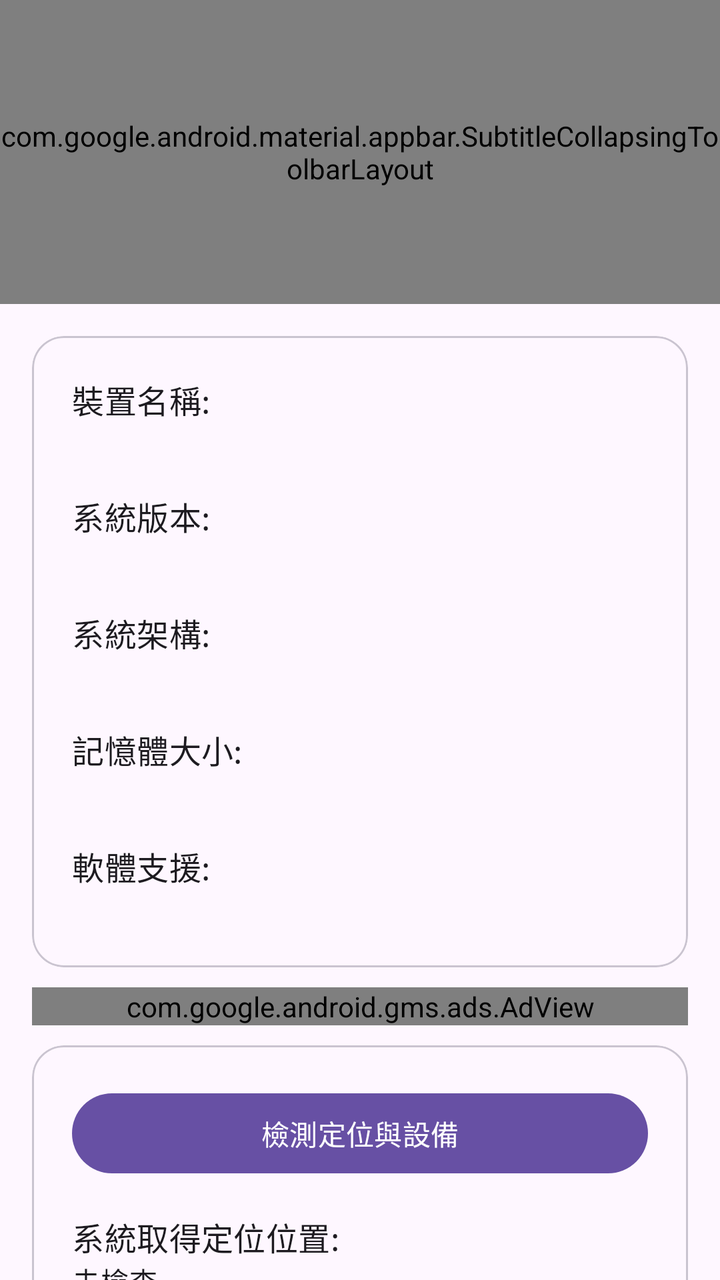
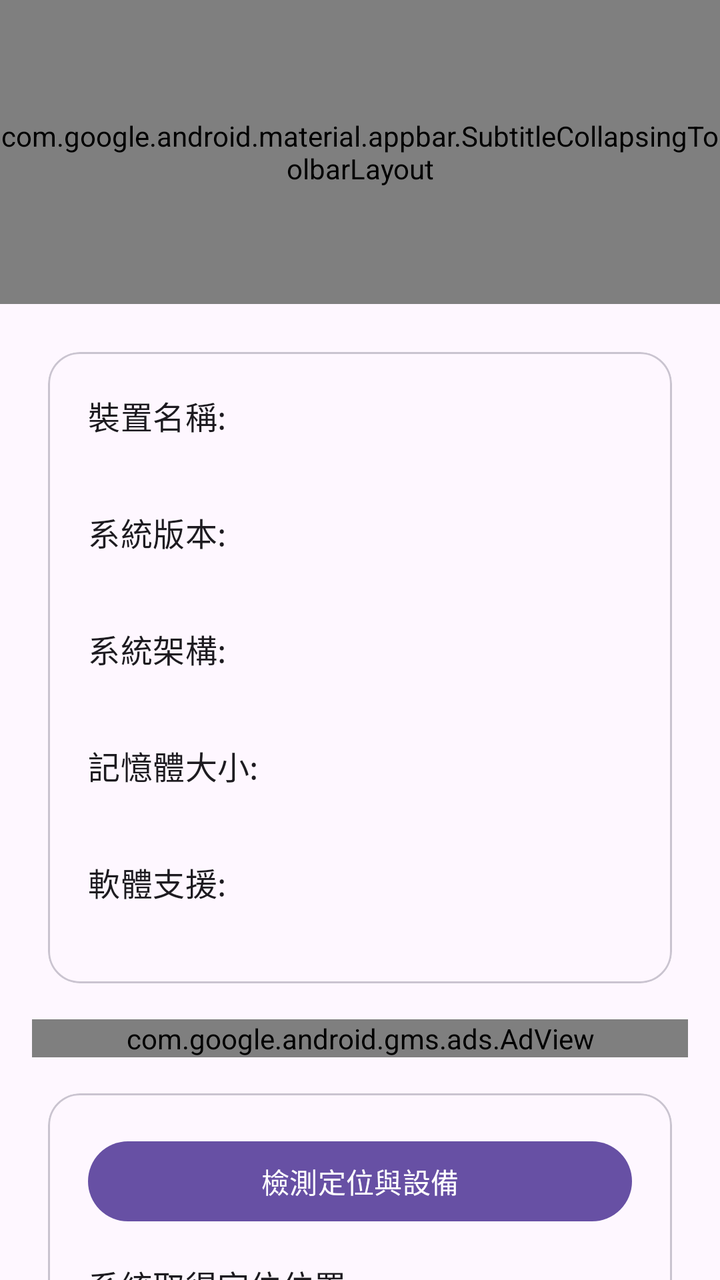

Compare the two renders of this Android layout. The source of the first and the diff that turns it into the second are given below.
<!-- AndroidManifest.xml: application theme Theme.DynamicColors -->
<!-- res/layout/fragment_home.xml -->
<?xml version="1.0" encoding="utf-8"?>
<androidx.coordinatorlayout.widget.CoordinatorLayout xmlns:android="http://schemas.android.com/apk/res/android"
    xmlns:app="http://schemas.android.com/apk/res-auto"
    xmlns:tools="http://schemas.android.com/tools"
    android:id="@+id/home_page"
    android:layout_width="match_parent"
    android:layout_height="match_parent"
    tools:context=".fragment.Home">

    <com.google.android.material.appbar.AppBarLayout
        android:id="@+id/appBarLayout"
        android:layout_width="match_parent"
        android:layout_height="wrap_content"
        android:fitsSystemWindows="true">

        <com.google.android.material.appbar.SubtitleCollapsingToolbarLayout
            android:id="@+id/toolbar_layout"
            style="?attr/collapsingToolbarLayoutLargeStyle"
            android:layout_width="match_parent"
            android:layout_height="?collapsingToolbarLayoutLargeSize"
            app:layout_scrollFlags="scroll|exitUntilCollapsed"
            app:subtitle="@string/app_name"
            app:title="@string/app_name_short"
            app:titleCollapseMode="scale">

            <com.google.android.material.appbar.MaterialToolbar
                android:id="@+id/toolbar"
                android:layout_width="match_parent"
                android:layout_height="?attr/actionBarSize"
                app:layout_collapseMode="pin"/>

        </com.google.android.material.appbar.SubtitleCollapsingToolbarLayout>

    </com.google.android.material.appbar.AppBarLayout>

    <FrameLayout
        android:layout_width="match_parent"
        android:layout_height="wrap_content"
        app:layout_behavior="@string/appbar_scrolling_view_behavior"
        tools:ignore="MissingPrefix">

        <androidx.core.widget.NestedScrollView
            android:id="@+id/home_scroll"
            android:layout_width="match_parent"
            android:layout_height="wrap_content">

            <GridLayout
                android:id="@+id/gridLayout"
                android:layout_width="match_parent"
                android:layout_height="wrap_content"
                android:columnCount="1"
                android:padding="16dp">

                <com.google.android.material.card.MaterialCardView
                    android:layout_width="0dp"
                    android:layout_height="wrap_content"
                    android:layout_gravity="fill"
                    android:layout_columnWeight="1"
                    android:checkable="true"
                    android:clickable="true"
                    android:focusable="true"
                    app:cardCornerRadius="16dp">

                    <LinearLayout
                        android:layout_width="match_parent"
                        android:layout_height="wrap_content"
                        android:orientation="vertical"
                        android:padding="20dp">

                        <TextView
                            android:layout_width="match_parent"
                            android:layout_height="wrap_content"
                            android:text="@string/androidDevices"
                            android:textAppearance="?attr/textAppearanceTitleMedium" />

                        <TextView
                            android:id="@+id/android_devices"
                            android:layout_width="match_parent"
                            android:layout_height="wrap_content"
                            android:layout_marginBottom="16dp"
                            android:textAppearance="?attr/textAppearanceBodyMedium" />

                        <TextView
                            android:layout_width="match_parent"
                            android:layout_height="wrap_content"
                            android:text="@string/androidVersion"
                            android:textAppearance="?attr/textAppearanceTitleMedium" />

                        <TextView
                            android:id="@+id/android_version"
                            android:layout_width="match_parent"
                            android:layout_height="wrap_content"
                            android:layout_marginBottom="16dp"
                            android:textAppearance="?attr/textAppearanceBodyMedium" />

                        <TextView
                            android:layout_width="match_parent"
                            android:layout_height="wrap_content"
                            android:text="@string/androidAbi"
                            android:textAppearance="?attr/textAppearanceTitleMedium" />

                        <TextView
                            android:id="@+id/android_abi"
                            android:layout_width="match_parent"
                            android:layout_height="wrap_content"
                            android:layout_marginBottom="16dp"
                            android:textAppearance="?attr/textAppearanceBodyMedium" />

                        <TextView
                            android:layout_width="match_parent"
                            android:layout_height="wrap_content"
                            android:text="@string/androidRamSize"
                            android:textAppearance="?attr/textAppearanceTitleMedium" />

                        <TextView
                            android:id="@+id/android_ramSize"
                            android:layout_width="match_parent"
                            android:layout_height="wrap_content"
                            android:layout_marginBottom="16dp"
                            android:textAppearance="?attr/textAppearanceBodyMedium" />

                        <TextView
                            android:layout_width="match_parent"
                            android:layout_height="wrap_content"
                            android:text="@string/androidARM64Supper"
                            android:textAppearance="?attr/textAppearanceTitleMedium" />

                        <TextView
                            android:id="@+id/android_pgtoolsSupper"
                            android:layout_width="match_parent"
                            android:layout_height="wrap_content"
                            android:textAppearance="?attr/textAppearanceBodyMedium" />
                    </LinearLayout>
                </com.google.android.material.card.MaterialCardView>

                <com.google.android.gms.ads.AdView
                    android:id="@+id/ad_banner"
                    android:layout_width="match_parent"
                    android:layout_height="wrap_content"
                    android:layout_marginTop="10dp"
                    android:layout_marginBottom="10dp"
                    app:adSize="BANNER"
                    app:adUnitId="ca-app-pub-9117573027413270/5090025289"
                    app:layout_constraintBottom_toBottomOf="parent" />

                <com.google.android.material.card.MaterialCardView
                    android:id="@+id/check"
                    android:layout_width="0dp"
                    android:layout_height="wrap_content"
                    android:layout_gravity="fill"
                    android:layout_columnWeight="1"
                    android:checkable="true"
                    android:clickable="true"
                    android:focusable="true"
                    app:cardCornerRadius="16dp">

                    <LinearLayout
                        android:layout_width="match_parent"
                        android:layout_height="wrap_content"
                        android:orientation="vertical"
                        android:padding="20dp">

                        <Button
                            android:id="@+id/check_location"
                            style="@style/Widget.Material3.Button"
                            android:layout_width="match_parent"
                            android:layout_height="wrap_content"
                            android:layout_marginBottom="16dp"
                            android:text="@string/check_button" />

                        <LinearLayout
                            android:layout_width="match_parent"
                            android:layout_height="wrap_content"
                            android:orientation="vertical">

                            <LinearLayout
                                android:id="@+id/check_information"
                                android:layout_width="match_parent"
                                android:layout_height="wrap_content"
                                android:orientation="vertical">

                                <TextView
                                    android:layout_width="match_parent"
                                    android:layout_height="wrap_content"
                                    android:text="@string/checkTitle_DetectLocationStatus"
                                    android:textAppearance="?attr/textAppearanceTitleMedium" />

                                <TextView
                                    android:id="@+id/location_system"
                                    android:layout_width="match_parent"
                                    android:layout_height="wrap_content"
                                    android:layout_marginBottom="16dp"
                                    android:text="@string/notChecked"
                                    android:textAppearance="?attr/textAppearanceBodyMedium" />

                                <TextView
                                    android:layout_width="match_parent"
                                    android:layout_height="wrap_content"
                                    android:text="@string/checkTitle_deviceIsRoot"
                                    android:textAppearance="?attr/textAppearanceTitleMedium" />

                                <TextView
                                    android:id="@+id/check_root"
                                    android:layout_width="match_parent"
                                    android:layout_height="wrap_content"
                                    android:layout_marginBottom="16dp"
                                    android:text="@string/notChecked"
                                    android:textAppearance="?attr/textAppearanceBodyMedium" />
                            </LinearLayout>

                            <Button
                                android:id="@+id/check_safetynet"
                                style="?attr/materialButtonOutlinedStyle"
                                android:layout_width="match_parent"
                                android:layout_height="wrap_content"
                                android:layout_marginBottom="8dp"
                                android:text="@string/check_devicesAPI" />

                            <Button
                                android:id="@+id/check_appList"
                                style="?attr/materialButtonOutlinedStyle"
                                android:layout_width="match_parent"
                                android:layout_height="wrap_content"
                                android:text="@string/check_appList" />
                        </LinearLayout>
                    </LinearLayout>
                </com.google.android.material.card.MaterialCardView>
            </GridLayout>
        </androidx.core.widget.NestedScrollView>
    </FrameLayout>
</androidx.coordinatorlayout.widget.CoordinatorLayout>
<!-- resources referenced by this layout -->
<resources>
  <string name="androidARM64Supper">軟體支援:</string>
  <string name="androidAbi">系統架構:</string>
  <string name="androidDevices">裝置名稱:</string>
  <string name="androidRamSize">記憶體大小:</string>
  <string name="androidVersion">系統版本:</string>
  <string name="app_name">PoGo管理器【老K刷機工場】</string>
  <string name="app_name_short">PoGo管理器</string>
  <string name="checkTitle_DetectLocationStatus">系統取得定位位置:</string>
  <string name="checkTitle_deviceIsRoot">偵測ROOT環境:</string>
  <string name="check_appList">設備環境測試</string>
  <string name="check_button">檢測定位與設備</string>
  <string name="check_devicesAPI">檢測設備完整性</string>
  <string name="notChecked">未檢查</string>
  <style name="Theme.DynamicColors" parent="Theme.Material3.DayNight.NoActionBar">
          
          
  
          <item name="android:navigationBarColor">@android:color/transparent</item>
          <item name="android:statusBarColor">@android:color/transparent</item>
          <item name="android:windowLightStatusBar">?attr/isLightTheme</item>
  
          <item name="preferenceTheme">@style/ThemeOverlay.App.Preference</item>
      </style>
  <style name="ThemeOverlay.App.Preference" parent="PreferenceThemeOverlay">
          <item name="switchPreferenceCompatStyle">@style/PreferenceMaterialSwitch</item>
      </style>
  <style name="PreferenceMaterialSwitch" parent="@style/Preference.SwitchPreferenceCompat.Material">
          <item name="widgetLayout">@layout/preference_switch</item>
      </style>
</resources>

<!-- the commit's change to res/layout/fragment_home.xml (unified diff, before → after) -->
@@ -52,10 +52,12 @@
                 android:padding="16dp">
 
                 <com.google.android.material.card.MaterialCardView
+                    android:id="@+id/home_device_information"
                     android:layout_width="0dp"
                     android:layout_height="wrap_content"
-                    android:layout_gravity="fill"
+                    android:layout_gravity="fill_horizontal|top"
                     android:layout_columnWeight="1"
+                    android:layout_margin="@dimen/home_card_margin"
                     android:checkable="true"
                     android:clickable="true"
                     android:focusable="true"
@@ -147,8 +149,9 @@
                     android:id="@+id/check"
                     android:layout_width="0dp"
                     android:layout_height="wrap_content"
-                    android:layout_gravity="fill"
+                    android:layout_gravity="fill_horizontal|top"
                     android:layout_columnWeight="1"
+                    android:layout_margin="@dimen/home_card_margin"
                     android:checkable="true"
                     android:clickable="true"
                     android:focusable="true"
<!-- resource entries referenced after the edit -->
@@ -1,5 +1,6 @@
 <!-- resources referenced by this layout -->
 <resources>
+  <dimen name="home_card_margin">8dp</dimen>
   <string name="androidARM64Supper">軟體支援:</string>
   <string name="androidAbi">系統架構:</string>
   <string name="androidDevices">裝置名稱:</string>
